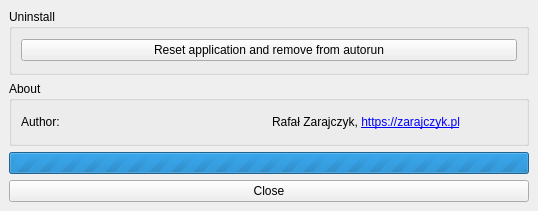
First picture: the form in qtdesigner/SettingsWindow.ui, repository rzarajczyk/family-rules-client, before the edit.
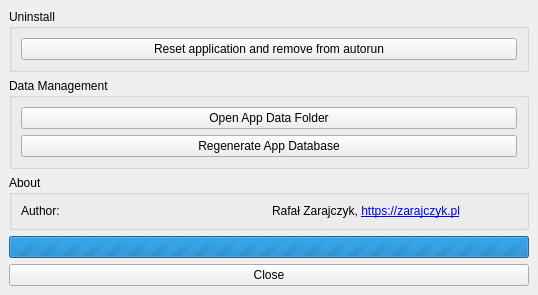
Second picture: the form after the edit.

```diff
--- a/qtdesigner/SettingsWindow.ui
+++ b/qtdesigner/SettingsWindow.ui
@@ -34,6 +34,29 @@
     <item>
      <widget class="QGroupBox" name="groupBox_2">
       <property name="title">
+       <string>Data Management</string>
+      </property>
+      <layout class="QVBoxLayout" name="verticalLayout_3">
+       <item>
+        <widget class="QPushButton" name="openAppDataButton">
+         <property name="text">
+          <string>Open App Data Folder</string>
+         </property>
+        </widget>
+       </item>
+       <item>
+        <widget class="QPushButton" name="clearAppDbButton">
+         <property name="text">
+          <string>Regenerate App Database</string>
+         </property>
+        </widget>
+       </item>
+      </layout>
+     </widget>
+    </item>
+    <item>
+     <widget class="QGroupBox" name="groupBox_3">
+      <property name="title">
        <string>About</string>
       </property>
       <layout class="QGridLayout" name="gridLayout">
```
